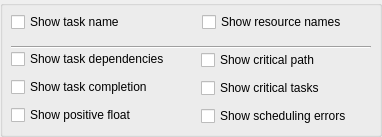
This is kplato/libs/ui/kptganttchartdisplayoptions.ui in KDE/calligra as Qt 5 draws it before an edit. The edited form follows.
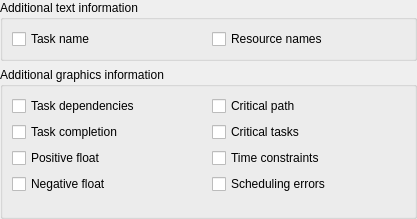
This is the edited form.

Commit message: kplato: add more gantt view options.

Diff of the .ui file:
```diff
--- a/kplato/libs/ui/kptganttchartdisplayoptions.ui
+++ b/kplato/libs/ui/kptganttchartdisplayoptions.ui
@@ -6,142 +6,119 @@
    <rect>
     <x>0</x>
     <y>0</y>
-    <width>382</width>
-    <height>137</height>
+    <width>417</width>
+    <height>219</height>
    </rect>
   </property>
   <property name="toolTip">
    <string/>
   </property>
-  <layout class="QGridLayout" name="gridLayout">
+  <layout class="QGridLayout" name="gridLayout_3">
    <property name="margin">
     <number>0</number>
    </property>
    <item row="0" column="0">
-    <widget class="QGroupBox" name="groupBox_2">
+    <widget class="QGroupBox" name="groupBox">
      <property name="title">
-      <string/>
+      <string>Additional text information</string>
      </property>
-     <property name="flat">
-      <bool>true</bool>
-     </property>
+     <layout class="QGridLayout" name="gridLayout_2">
+      <item row="0" column="0">
      <widget class="QCheckBox" name="ui_showTaskName">
-      <property name="geometry">
-       <rect>
-        <x>11</x>
-        <y>11</y>
-        <width>133</width>
-        <height>22</height>
-       </rect>
-      </property>
       <property name="text">
-       <string>Show task name</string>
-      </property>
-     </widget>
+         <string>Task name</string>
+        </property>
+       </widget>
+      </item>
+      <item row="0" column="1">
      <widget class="QCheckBox" name="ui_showResourceNames">
-      <property name="geometry">
-       <rect>
-        <x>202</x>
-        <y>11</y>
-        <width>169</width>
-        <height>22</height>
-       </rect>
-      </property>
       <property name="text">
-       <string>Show resource names</string>
-      </property>
-     </widget>
-     <widget class="Line" name="line">
-      <property name="geometry">
-       <rect>
-        <x>11</x>
-        <y>39</y>
-        <width>360</width>
-        <height>16</height>
-       </rect>
-      </property>
-      <property name="orientation">
-       <enum>Qt::Horizontal</enum>
-      </property>
-     </widget>
+         <string>Resource names</string>
+        </property>
+       </widget>
+      </item>
+     </layout>
+    </widget>
+   </item>
+   <item row="1" column="0">
+    <widget class="QGroupBox" name="groupBox_2">
+     <property name="title">
+      <string>Additional graphics information</string>
+     </property>
+     <property name="flat">
+      <bool>false</bool>
+     </property>
+     <layout class="QGridLayout" name="gridLayout">
+      <item row="0" column="0">
      <widget class="QCheckBox" name="ui_showDependencies">
-      <property name="geometry">
-       <rect>
-        <x>11</x>
-        <y>48</y>
-        <width>185</width>
-        <height>22</height>
-       </rect>
-      </property>
       <property name="text">
-       <string>Show task dependencies</string>
-      </property>
-     </widget>
+         <string>Task dependencies</string>
+        </property>
+       </widget>
+      </item>
+      <item row="0" column="1">
      <widget class="QCheckBox" name="ui_showCriticalPath">
-      <property name="geometry">
-       <rect>
-        <x>201</x>
-        <y>49</y>
-        <width>139</width>
-        <height>22</height>
-       </rect>
-      </property>
       <property name="text">
-       <string>Show critical path</string>
-      </property>
-     </widget>
+         <string>Critical path</string>
+        </property>
+       </widget>
+      </item>
+      <item row="1" column="0">
      <widget class="QCheckBox" name="ui_showCompletion">
-      <property name="geometry">
-       <rect>
-        <x>11</x>
-        <y>76</y>
-        <width>167</width>
-        <height>22</height>
-       </rect>
-      </property>
       <property name="text">
-       <string>Show task completion</string>
-      </property>
-     </widget>
+         <string>Task completion</string>
+        </property>
+       </widget>
+      </item>
+      <item row="1" column="1">
      <widget class="QCheckBox" name="ui_showCriticalTasks">
-      <property name="geometry">
-       <rect>
-        <x>201</x>
-        <y>77</y>
-        <width>144</width>
-        <height>22</height>
-       </rect>
-      </property>
       <property name="text">
-       <string>Show critical tasks</string>
-      </property>
-     </widget>
+         <string>Critical tasks</string>
+        </property>
+       </widget>
+      </item>
+      <item row="2" column="0">
      <widget class="QCheckBox" name="ui_showPositiveFloat">
-      <property name="geometry">
-       <rect>
-        <x>11</x>
-        <y>104</y>
-        <width>146</width>
-        <height>22</height>
-       </rect>
-      </property>
+        <property name="text">
+         <string>Positive float</string>
+        </property>
+       </widget>
+      </item>
+      <item row="2" column="1">
+       <widget class="QCheckBox" name="ui_showTimeConstraint">
       <property name="text">
-       <string>Show positive float</string>
-      </property>
-     </widget>
+         <string>Time constraints</string>
+        </property>
+       </widget>
+      </item>
+      <item row="3" column="0">
+       <widget class="QCheckBox" name="ui_showNegativeFloat">
+        <property name="text">
+         <string>Negative float</string>
+        </property>
+       </widget>
+      </item>
+      <item row="3" column="1">
      <widget class="QCheckBox" name="ui_showSchedulingError">
-      <property name="geometry">
-       <rect>
-        <x>201</x>
-        <y>105</y>
-        <width>175</width>
-        <height>22</height>
-       </rect>
-      </property>
       <property name="text">
-       <string>Show scheduling errors</string>
-      </property>
-     </widget>
+         <string>Scheduling errors</string>
+        </property>
+       </widget>
+      </item>
+      <item row="4" column="0" colspan="2">
+       <spacer name="verticalSpacer">
+        <property name="orientation">
+         <enum>Qt::Vertical</enum>
+        </property>
+        <property name="sizeHint" stdset="0">
+         <size>
+          <width>20</width>
+          <height>40</height>
+         </size>
+        </property>
+       </spacer>
+      </item>
+     </layout>
     </widget>
    </item>
   </layout>
```
Lines whose indentation alone changed are shown as unchanged. The commit also changes 2 other files.
